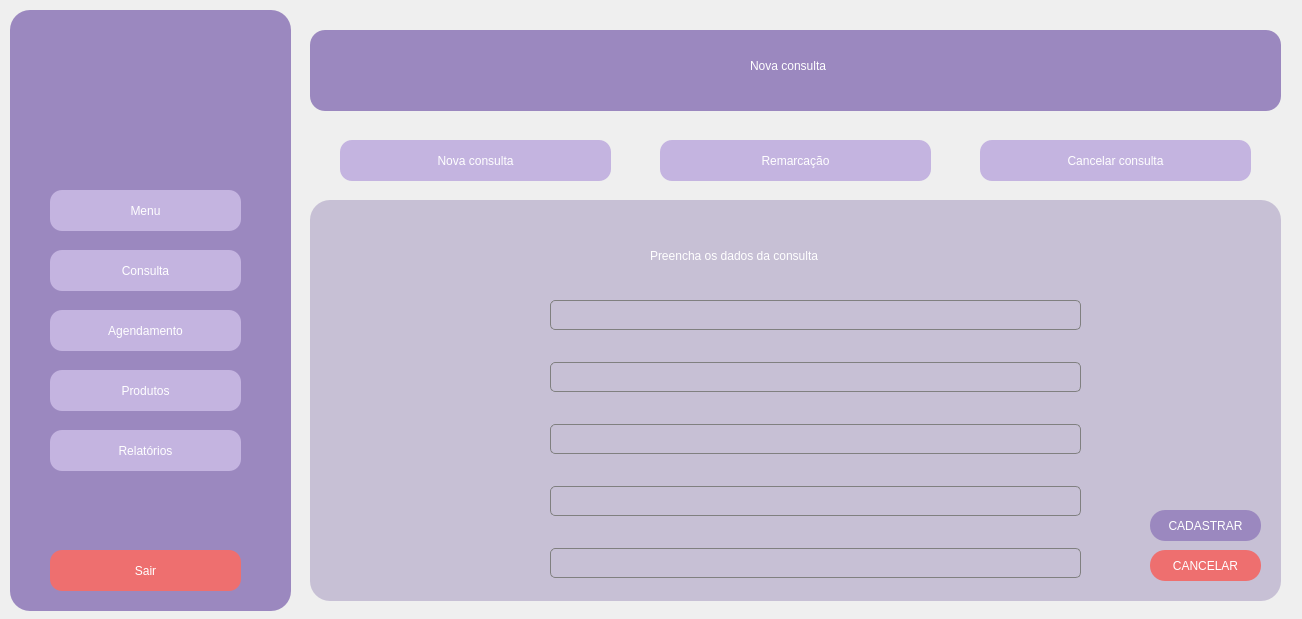
Old version of the form VeterinaryScheduleSystem/agendamento.ui in the repository brenoafsa/VeterinaryScheduleSystem.
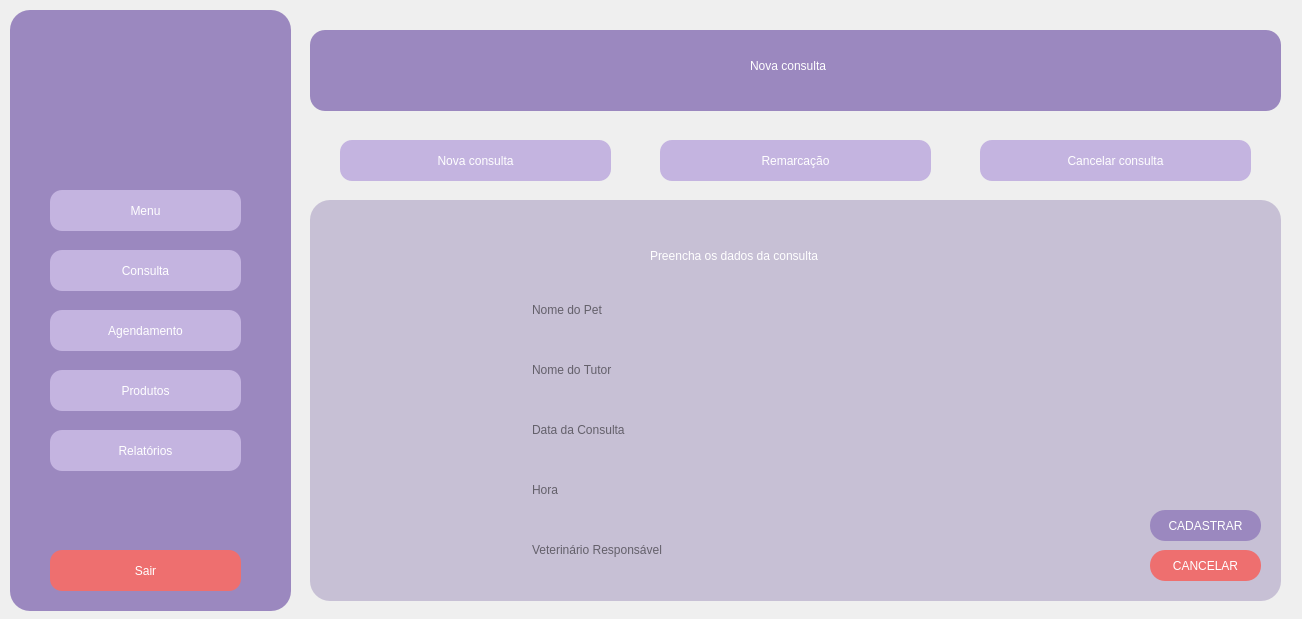
New version of the form.

Commit message: Tela de agendamento (Falta a logo)

```diff
--- a/VeterinaryScheduleSystem/agendamento.ui
+++ b/VeterinaryScheduleSystem/agendamento.ui
@@ -309,8 +309,8 @@
    <widget class="QWidget" name="verticalLayoutWidget">
     <property name="geometry">
      <rect>
-      <x>240</x>
-      <y>90</y>
+      <x>220</x>
+      <y>80</y>
       <width>531</width>
       <height>301</height>
      </rect>
@@ -348,7 +348,10 @@
     font-style: italic;
 }
 
-</string>
+; background-color: #ffffff</string>
+       </property>
+       <property name="placeholderText">
+        <string>Nome do Pet</string>
        </property>
       </widget>
      </item>
@@ -378,7 +381,10 @@
     font-style: italic;
 }
 
-</string>
+; background-color: #ffffff</string>
+       </property>
+       <property name="placeholderText">
+        <string>Nome do Tutor</string>
        </property>
       </widget>
      </item>
@@ -408,7 +414,10 @@
     font-style: italic;
 }
 
-</string>
+; background-color: #ffffff</string>
+       </property>
+       <property name="placeholderText">
+        <string>Data da Consulta</string>
        </property>
       </widget>
      </item>
@@ -438,7 +447,10 @@
     font-style: italic;
 }
 
-</string>
+; background-color: #ffffff</string>
+       </property>
+       <property name="placeholderText">
+        <string>Hora</string>
        </property>
       </widget>
      </item>
@@ -454,7 +466,9 @@
         <bool>false</bool>
        </property>
        <property name="styleSheet">
-        <string notr="true">QLineEdit {
+        <string notr="true">
+
+QLineEdit {
     font-size: 14px;
     color: black;
     border: 1px solid gray;
@@ -466,7 +480,10 @@
     font-style: italic;
 }
 
-</string>
+; background-color: #ffffff</string>
+       </property>
+       <property name="placeholderText">
+        <string>Veterinário Responsável</string>
        </property>
       </widget>
      </item>
```
